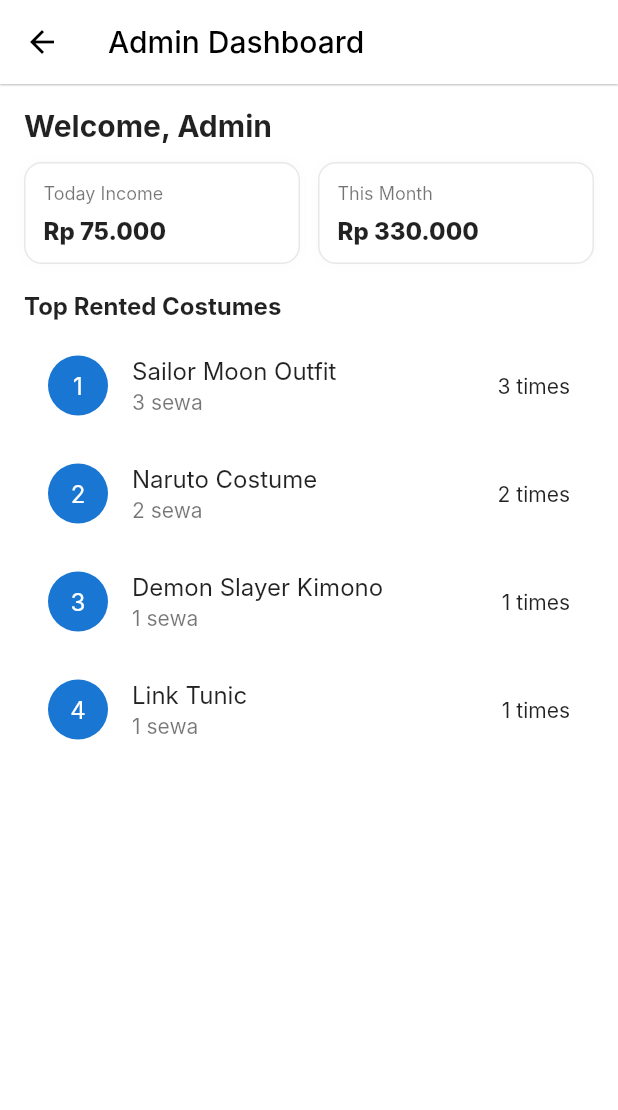
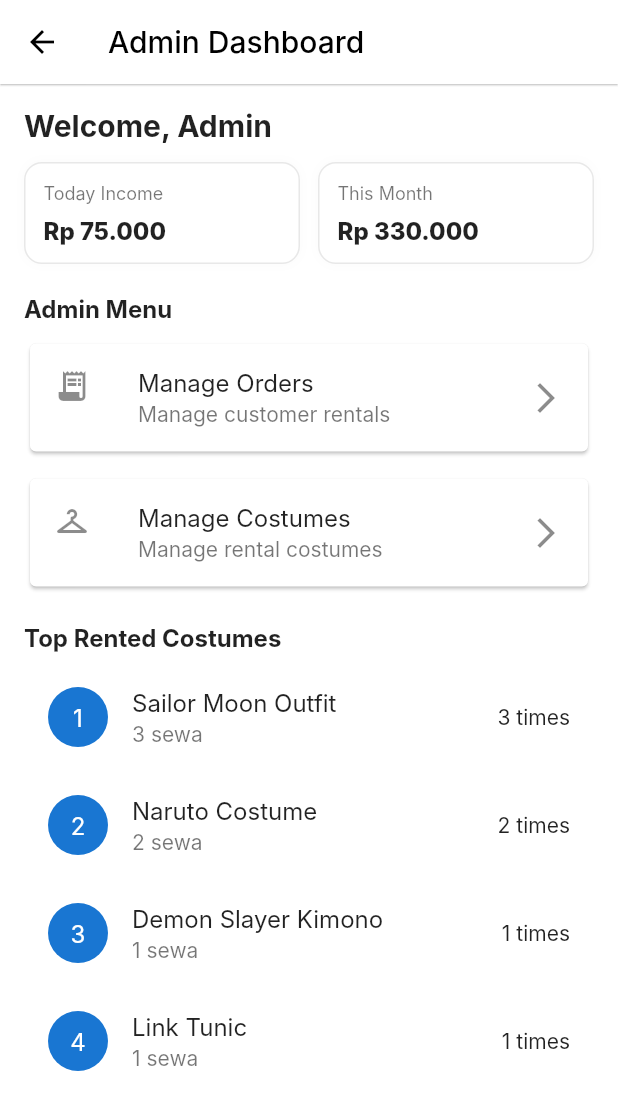
Before and after one commit to Nathan-Dev06/project_mopro, a Flutter app: the AdminDashboard screen opened directly, on a phone screen of 412 x 824 dp. Shown: the top 1110 px of the screen. Run offline on Flutter 3.47's test engine with Material 2 defaults, Android fonts, the phone set to English and light mode, and no system bars; our stand-ins replace cloud_firestore, firebase_auth, firebase_core, table_calendar; accounts and stored records are empty; Roboto replaces fonts that are missing (Inter).

Commit message:
menambahkan fitur manage costume pada admin dashboard

```diff
--- a/lib/admin_dashboard.dart
+++ b/lib/admin_dashboard.dart
@@ -1,6 +1,8 @@
 import 'package:flutter/material.dart';
 import 'services/report_service.dart';
 import 'user_profile.dart';
+import 'manage_orders_page.dart';
+import 'manage_costumes_page.dart';
 
 class AdminDashboard extends StatefulWidget {
   const AdminDashboard({Key? key}) : super(key: key);
@@ -14,7 +16,9 @@ class _AdminDashboardState extends State<AdminDashboard> {
   Widget build(BuildContext context) {
     final today = DateTime.now();
     final todayIncome = ReportService.incomeForDay(today);
-    final monthIncome = ReportService.incomeForMonth(today.year, today.month);
+    final monthIncome =
+        ReportService.incomeForMonth(today.year, today.month);
+
     final top = ReportService.topCostumes(limit: 10);
 
     return Scaffold(
@@ -26,39 +30,114 @@ class _AdminDashboardState extends State<AdminDashboard> {
       ),
       backgroundColor: Colors.white,
       body: Padding(
-        padding: const EdgeInsets.all(16.0),
+        padding: const EdgeInsets.all(16),
         child: Column(
           crossAxisAlignment: CrossAxisAlignment.start,
           children: [
             Text(
               'Welcome, ${UserProfile.name.isEmpty ? 'Admin' : UserProfile.name}',
-              style: const TextStyle(fontSize: 20, fontWeight: FontWeight.bold),
+              style: const TextStyle(
+                fontSize: 20,
+                fontWeight: FontWeight.bold,
+              ),
             ),
+
             const SizedBox(height: 12),
 
-            // Summary cards
             Row(
               children: [
-                _SummaryCard(title: 'Today Income', value: ReportService.formatCurrency(todayIncome)),
+                _SummaryCard(
+                  title: 'Today Income',
+                  value: ReportService.formatCurrency(todayIncome),
+                ),
                 const SizedBox(width: 12),
-                _SummaryCard(title: 'This Month', value: ReportService.formatCurrency(monthIncome)),
+                _SummaryCard(
+                  title: 'This Month',
+                  value: ReportService.formatCurrency(monthIncome),
+                ),
               ],
             ),
 
-            const SizedBox(height: 18),
-            const Text('Top Rented Costumes', style: TextStyle(fontSize: 16, fontWeight: FontWeight.w700)),
+            const SizedBox(height: 20),
+
+            const Text(
+              'Admin Menu',
+              style: TextStyle(
+                fontSize: 16,
+                fontWeight: FontWeight.bold,
+              ),
+            ),
+
+            const SizedBox(height: 10),
+
+            // ==========================
+            // MANAGE ORDERS
+            // ==========================
+            Card(
+              child: ListTile(
+                leading: const Icon(Icons.receipt_long),
+                title: const Text('Manage Orders'),
+                subtitle: const Text('Manage customer rentals'),
+                trailing: const Icon(Icons.arrow_forward_ios),
+                onTap: () {
+                  Navigator.push(
+                    context,
+                    MaterialPageRoute(
+                      builder: (_) => const ManageOrdersPage(),
+                    ),
+                  );
+                },
+              ),
+            ),
+
+            const SizedBox(height: 10),
+
+            // ==========================
+            // MANAGE COSTUMES
+            // ==========================
+            Card(
+              child: ListTile(
+                leading: const Icon(Icons.checkroom),
+                title: const Text('Manage Costumes'),
+                subtitle: const Text('Manage rental costumes'),
+                trailing: const Icon(Icons.arrow_forward_ios),
+                onTap: () {
+                  Navigator.push(
+                    context,
+                    MaterialPageRoute(
+                      builder: (_) => const ManageCostumesPage(),
+                    ),
+                  );
+                },
+              ),
+            ),
+
+            const SizedBox(height: 20),
+
+            const Text(
+              'Top Rented Costumes',
+              style: TextStyle(
+                fontSize: 16,
+                fontWeight: FontWeight.w700,
+              ),
+            ),
+
             const SizedBox(height: 8),
+
             Expanded(
               child: ListView.builder(
                 itemCount: top.keys.length,
                 itemBuilder: (context, index) {
                   final key = top.keys.elementAt(index);
                   final count = top[key]!;
+
                   return ListTile(
-                    leading: CircleAvatar(child: Text('${index + 1}')),
+                    leading: CircleAvatar(
+                      child: Text('${index + 1}'),
+                    ),
                     title: Text(key),
+                    subtitle: Text('$count sewa'),
                     trailing: Text('$count times'),
-                    subtitle: Text('$count sewa'),
                   );
                 },
               ),
@@ -74,7 +153,10 @@ class _SummaryCard extends StatelessWidget {
   final String title;
   final String value;
 
-  const _SummaryCard({required this.title, required this.value});
+  const _SummaryCard({
+    required this.title,
+    required this.value,
+  });
 
   @override
   Widget build(BuildContext context) {
@@ -84,15 +166,34 @@ class _SummaryCard extends StatelessWidget {
         decoration: BoxDecoration(
           color: Colors.white,
           borderRadius: BorderRadius.circular(12),
-          border: Border.all(color: const Color(0xFFE8E8E8)),
-          boxShadow: [BoxShadow(color: Colors.black.withOpacity(0.02), blurRadius: 6)],
+          border: Border.all(
+            color: const Color(0xFFE8E8E8),
+          ),
+          boxShadow: [
+            BoxShadow(
+              color: Colors.black.withOpacity(0.02),
+              blurRadius: 6,
+            ),
+          ],
         ),
         child: Column(
           crossAxisAlignment: CrossAxisAlignment.start,
           children: [
-            Text(title, style: const TextStyle(color: Colors.black54, fontSize: 12)),
+            Text(
+              title,
+              style: const TextStyle(
+                color: Colors.black54,
+                fontSize: 12,
+              ),
+            ),
             const SizedBox(height: 8),
-            Text(value, style: const TextStyle(fontSize: 16, fontWeight: FontWeight.w800)),
+            Text(
+              value,
+              style: const TextStyle(
+                fontSize: 16,
+                fontWeight: FontWeight.w800,
+              ),
+            ),
           ],
         ),
       ),
```
Also changed, not shown: lib/costume_manager.dart (added, +15 -0 lines), lib/manage_costumes_page.dart (added, +102 -0 lines), lib/manage_orders_page.dart (added, +17 -0 lines).
